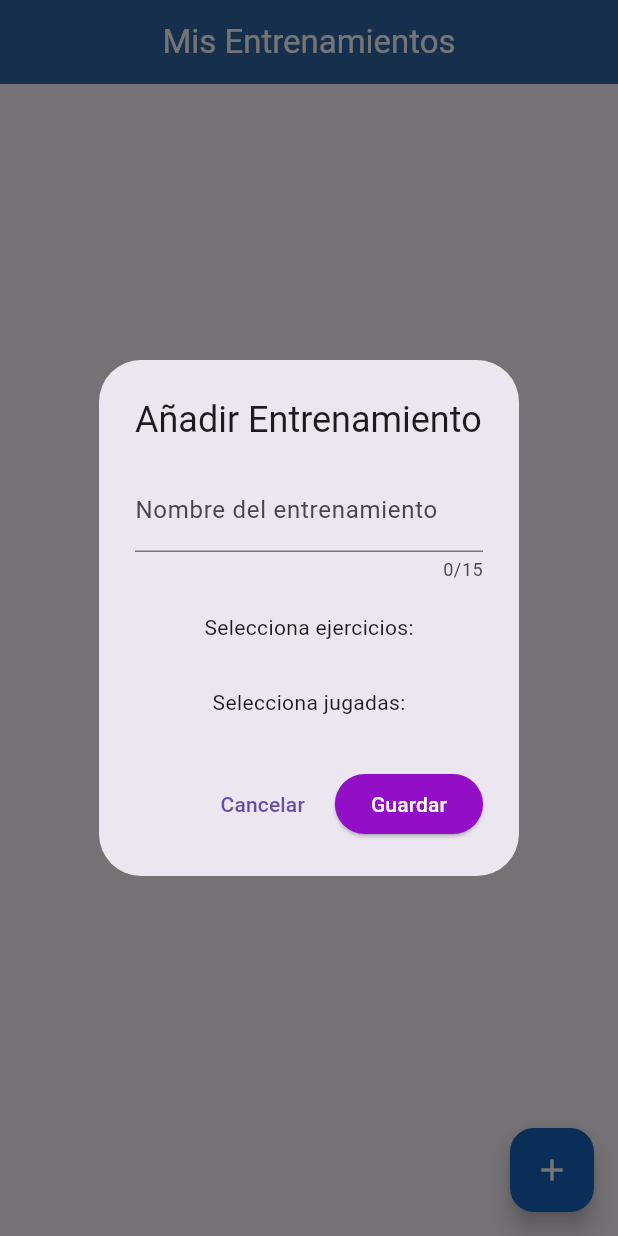
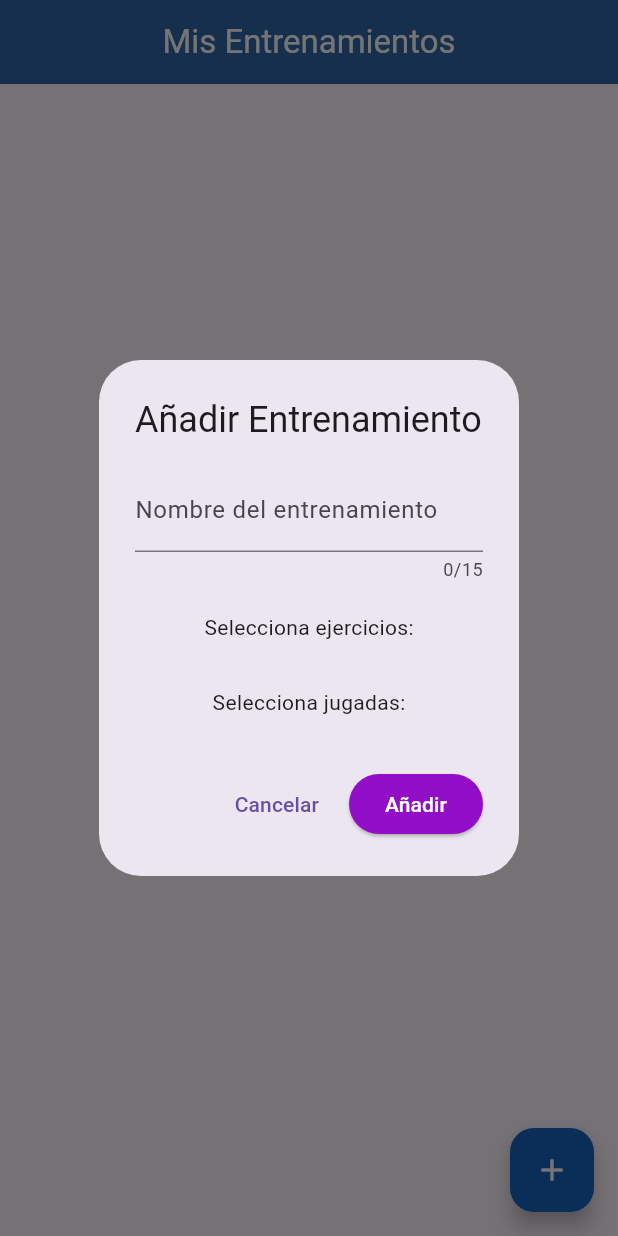
Before and after one commit to MoisesSanPer/NipiBasketTuPizarraVirtual, a Flutter app: the Entrenamiento screen opened directly with empty values, after a tap on the "add" icon, on a phone screen of 412 x 824 dp. Run offline on Flutter 3.47's test engine with Material 3 defaults, Android fonts, the phone set to English and light mode, and no system bars; our stand-ins replace chewie, cloud_firestore, firebase_auth, firebase_core, firebase_storage, fluttertoast and 5 more; accounts and stored records are empty.

Commit message:
Arreglo botones entrenamiento

```diff
--- a/lib/pages/Entrenamiento.dart
+++ b/lib/pages/Entrenamiento.dart
@@ -469,7 +469,7 @@ class Entrenamiento extends StatelessWidget {
                     }
                   },
                   child: const Text(
-                    'Guardar',
+                    'Añadir',
                     style: TextStyle(color: Colors.white),
                   ),
                 ),
@@ -658,7 +658,7 @@ class Entrenamiento extends StatelessWidget {
                     }
                   },
                   child: const Text(
-                    'Guardar',
+                    'Editar',
                     style: TextStyle(color: Colors.white),
                   ),
                 ),
```
